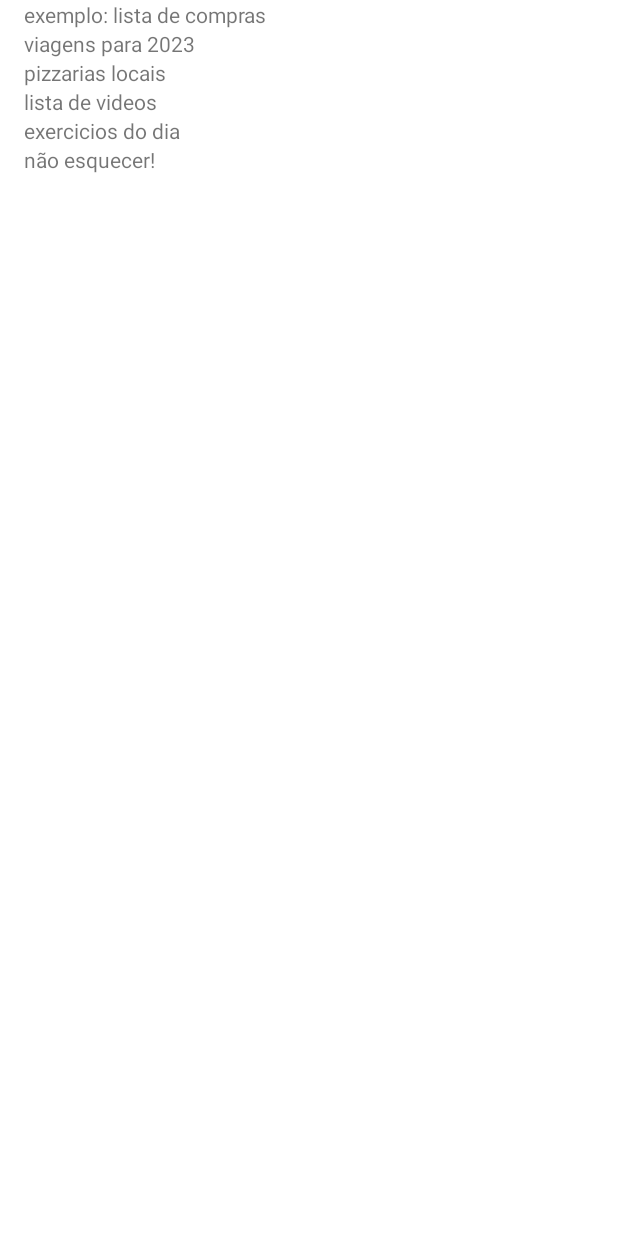
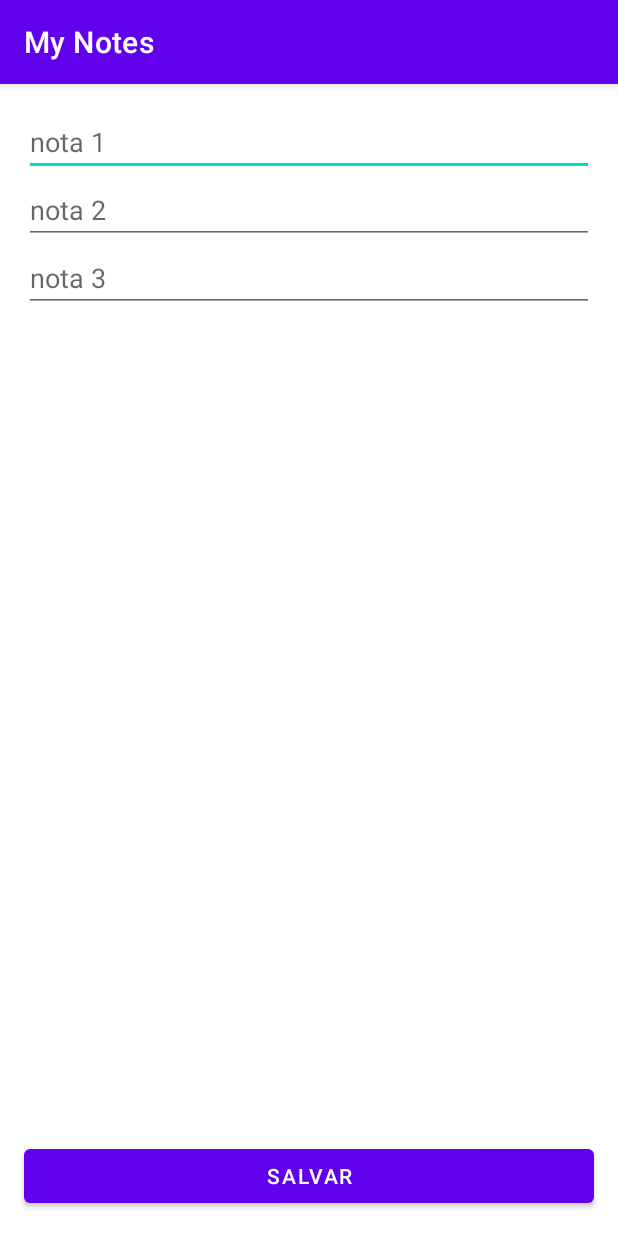
Before and after one commit to AkaciaPark/Projeto-Notas, an Android app: the screen it shows after launch (MainActivity before the commit, FormularioNotasActivity after it), on a phone screen of 412 x 824 dp. Run offline under Robolectric (Android 15) with nearby library versions, the phone set to English and light mode, and no system bars.

Commit message:
add 3 notes and save buttom

```diff
--- a/app/src/main/AndroidManifest.xml
+++ b/app/src/main/AndroidManifest.xml
@@ -1,6 +1,6 @@
 <?xml version="1.0" encoding="utf-8"?>
 <manifest xmlns:android="http://schemas.android.com/apk/res/android"
-    xmlns:tools="http://schemas.android.com/tools" >
+    xmlns:tools="http://schemas.android.com/tools">
 
     <application
         android:allowBackup="true"
@@ -11,16 +11,28 @@
         android:roundIcon="@mipmap/ic_launcher_round"
         android:supportsRtl="true"
         android:theme="@style/Theme.MyNotes"
-        tools:targetApi="31" >
+        tools:targetApi="31">
         <activity
-            android:name=".ui.activity.MainActivity"
-            android:exported="true" >
+            android:name=".ui.activity.FormularioNotasActivity"
+            android:exported="true">
             <intent-filter>
                 <action android:name="android.intent.action.MAIN" />
 
                 <category android:name="android.intent.category.LAUNCHER" />
             </intent-filter>
 
+            <meta-data
+                android:name="android.app.lib_name"
+                android:value="" />
+        </activity>
+        <activity
+            android:name=".ui.activity.MainActivity"
+            android:exported="true">
+            <intent-filter>
+                <action android:name="android.intent.action.MAIN" />
+
+                <category android:name="android.intent.category.LAUNCHER" />
+            </intent-filter>
         </activity>
     </application>
 
--- /dev/null
+++ b/app/src/main/java/com/example/mynotes/ui/activity/FormularioNotasActivity.kt
@@ -0,0 +1,10 @@
+package com.example.mynotes.ui.activity
+
+import androidx.appcompat.app.AppCompatActivity
+import android.os.Bundle
+import com.example.mynotes.R
+
+class FormularioNotasActivity :
+    AppCompatActivity(R.layout.activity_formulario_notas) {
+
+}
--- a/app/src/main/java/com/example/mynotes/ui/activity/MainActivity.kt
+++ b/app/src/main/java/com/example/mynotes/ui/activity/MainActivity.kt
@@ -3,17 +3,17 @@ package com.example.mynotes.ui.activity
 import android.app.Activity
 import android.os.Bundle
 import android.widget.TextView
+import androidx.appcompat.app.AppCompatActivity
 import androidx.recyclerview.widget.LinearLayoutManager
 import androidx.recyclerview.widget.RecyclerView
 import com.example.mynotes.R
 import com.example.mynotes.model.Produto
 import com.example.mynotes.ui.recyclerview.adapter.ListaProdutoAdapter
 
-class MainActivity : Activity(){
+class MainActivity : AppCompatActivity(R.layout.activity_main){
 
     override fun onCreate(savedInstanceState: Bundle?) {
         super.onCreate(savedInstanceState)
-        setContentView(R.layout.activity_main)
         //val nota1 = findViewById<TextView>(R.id.nota1)
         //nota1.text = "está chovendo"
         //val nota2 = findViewById<TextView>(R.id.nota2)
--- /dev/null
+++ b/app/src/main/res/layout/activity_formulario_notas.xml
@@ -0,0 +1,58 @@
+<?xml version="1.0" encoding="utf-8"?>
+<ScrollView xmlns:android="http://schemas.android.com/apk/res/android"
+    xmlns:app="http://schemas.android.com/apk/res-auto"
+    xmlns:tools="http://schemas.android.com/tools"
+    android:layout_width="match_parent"
+    android:layout_height="match_parent"
+    android:fillViewport="true"
+    >
+
+    <androidx.constraintlayout.widget.ConstraintLayout
+        android:layout_width="match_parent"
+        android:layout_height="wrap_content"
+        tools:context=".ui.activity.FormularioNotasActivity">
+
+        <EditText
+            android:id="@+id/nota1"
+            android:layout_width="0dp"
+            android:layout_height="wrap_content"
+            android:layout_margin="16dp"
+            android:hint="nota 1"
+            android:inputType="text"
+            app:layout_constraintEnd_toEndOf="parent"
+            app:layout_constraintStart_toStartOf="parent"
+            app:layout_constraintTop_toTopOf="parent" />
+
+        <EditText
+            android:id="@+id/nota2"
+            android:layout_width="0dp"
+            android:layout_height="wrap_content"
+            android:hint="nota 2"
+            android:inputType="text"
+            app:layout_constraintEnd_toEndOf="@id/nota1"
+            app:layout_constraintStart_toStartOf="@id/nota1"
+            app:layout_constraintTop_toBottomOf="@id/nota1" />
+
+        <EditText
+            android:id="@+id/nota3"
+            android:layout_width="0dp"
+            android:layout_height="wrap_content"
+            android:hint="nota 3"
+            android:inputType="text"
+            app:layout_constraintEnd_toEndOf="@id/nota1"
+            app:layout_constraintStart_toStartOf="@id/nota1"
+            app:layout_constraintTop_toBottomOf="@id/nota2" />
+
+        <Button
+            android:layout_width="0dp"
+            android:layout_height="wrap_content"
+            android:layout_margin="16dp"
+            android:text="Salvar"
+            app:layout_constraintVertical_bias="1"
+            app:layout_constraintBottom_toBottomOf="parent"
+            app:layout_constraintEnd_toEndOf="parent"
+            app:layout_constraintStart_toStartOf="parent" />
+
+    </androidx.constraintlayout.widget.ConstraintLayout>
+
+</ScrollView>
--- a/app/src/main/res/layout/activity_main.xml
+++ b/app/src/main/res/layout/activity_main.xml
@@ -5,7 +5,7 @@
     xmlns:app="http://schemas.android.com/apk/res-auto"
     android:layout_width="match_parent"
     android:layout_height="match_parent"
-    tools:context=".MainActivity">
+    tools:context=".ui.activity.FormularioNotasActivity">
 
 
   <androidx.recyclerview.widget.RecyclerView
```
